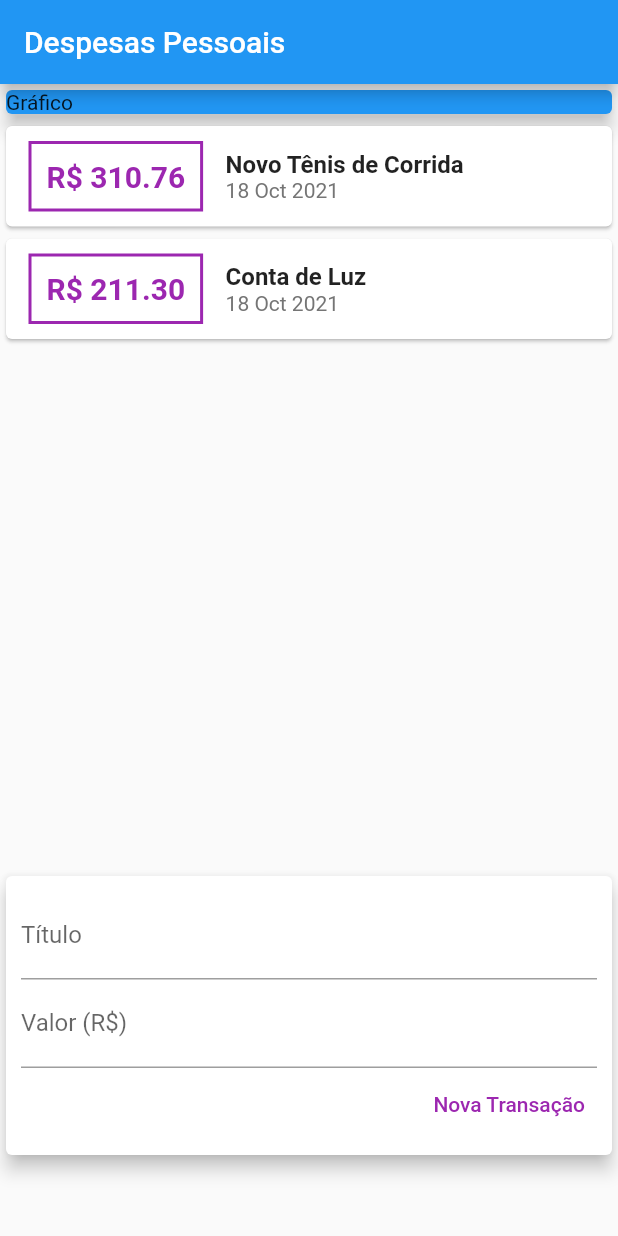
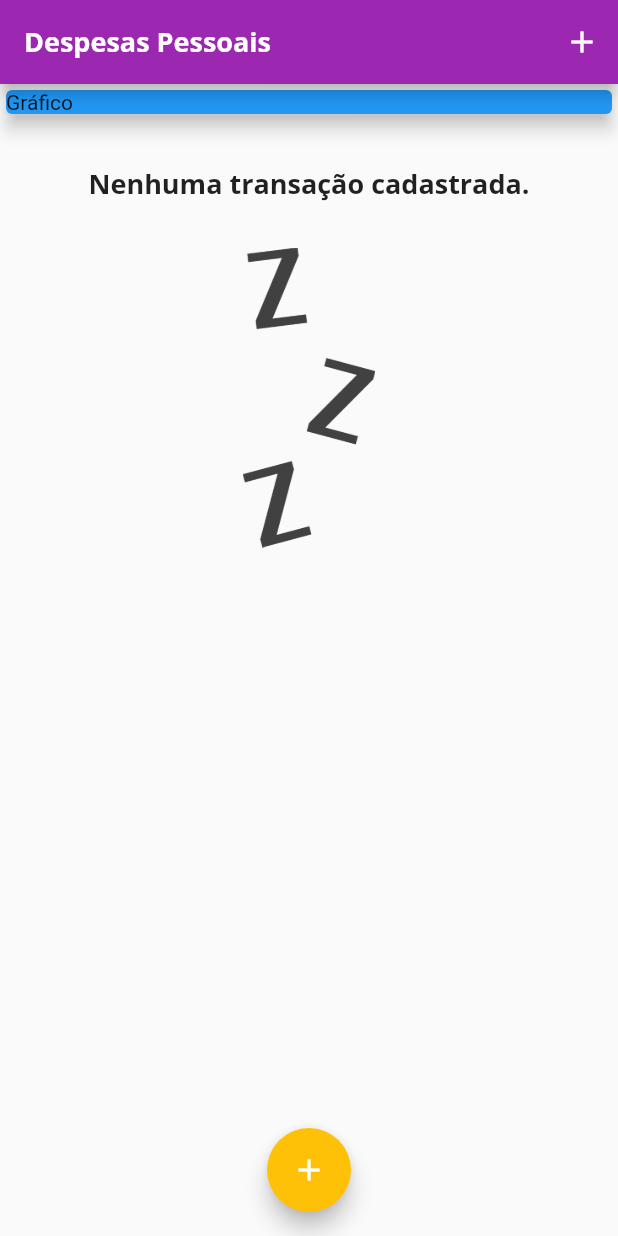
Before and after one commit to PedroPadilhaPortella/Curso_Flutter_Dart_Cod3r, a Flutter app: the screen it shows after launch, on a phone screen of 412 x 824 dp. Run offline on Flutter 3.47's test engine with Material 2 defaults, Android fonts, the phone set to English and light mode, and no system bars.

Commit message:
registrando assets (fonts, images) e implementando lógica

```diff
--- a/expenses/lib/components/transaction_list.dart
+++ b/expenses/lib/components/transaction_list.dart
@@ -11,7 +11,25 @@
   Widget build(BuildContext context) {
     return Container(
       height: 500,
-      child: ListView.builder(
+      child: transactions.isEmpty
+          ? Column(
+              children: <Widget>[
+                SizedBox(height: 30),
+                Text(
+                  "Nenhuma transação cadastrada.",
+                  style: Theme.of(context).textTheme.headline6,
+                ),
+                SizedBox(height: 30),
+                Container(
+                  height: 200,
+                  child: Image.asset(
+                    'assets/images/waiting.png',
+                    fit: BoxFit.cover,
+                  ),
+                )
+              ],
+            )
+          : ListView.builder(
               itemCount: transactions.length,
               itemBuilder: (ctx, index) {
                 final tr = transactions[index];
@@ -25,7 +43,7 @@
                         ),
                         decoration: BoxDecoration(
                           border: Border.all(
-                      color: Colors.purple,
+                            color: Theme.of(context).colorScheme.primary,
                             width: 2,
                           ),
                         ),
@@ -35,19 +53,19 @@
                           style: TextStyle(
                             fontWeight: FontWeight.bold,
                             fontSize: 20,
-                      color: Colors.purple,
+                            color: Theme.of(context).colorScheme.primary,
                           ),
                         ),
                       ),
                       Column(
                         crossAxisAlignment: CrossAxisAlignment.start,
                         children: <Widget>[
-                    Text(
-                      tr.title,
-                      style: TextStyle(
-                        fontSize: 16,
-                        fontWeight: FontWeight.bold,
-                      ),
+                          Text(tr.title,
+                              style: Theme.of(context).textTheme.headline6
+                              // style: TextStyle(
+                              //   fontSize: 16,
+                              //   fontWeight: FontWeight.bold,
+                              // ),
                               ),
                           Text(
                             DateFormat('d MMM y').format(tr.date),
--- a/expenses/lib/components/transaction_user.dart
+++ /dev/null
@@ -1,49 +0,0 @@
-import 'package:flutter/material.dart';
-import 'dart:math';
-import 'transaction_form.dart';
-import 'transaction_list.dart';
-import '../models/transaction.dart';
-
-class TransactionUser extends StatefulWidget {
-  @override
-  _TransactionUserState createState() => _TransactionUserState();
-}
-
-class _TransactionUserState extends State<TransactionUser> {
-  final _transactions = [
-    Transaction(
-      id: 't1',
-      title: 'Novo Tênis de Corrida',
-      value: 310.76,
-      date: DateTime.now(),
-    ),
-    Transaction(
-      id: 't2',
-      title: 'Conta de Luz',
-      value: 211.30,
-      date: DateTime.now(),
-    ),
-  ];
-
-  _addTransaction(String title, double value) {
-    final newTransaction = Transaction(
-        id: Random().nextDouble().toString(),
-        title: title,
-        value: value,
-        date: DateTime.now());
-
-    setState(() {
-      _transactions.add(newTransaction);
-    });
-  }
-
-  @override
-  Widget build(BuildContext context) {
-    return Column(
-      children: <Widget>[
-        TransactionList(_transactions),
-        TransactionForm(_addTransaction),
-      ],
-    );
-  }
-}
--- a/expenses/lib/main.dart
+++ b/expenses/lib/main.dart
@@ -1,5 +1,8 @@
 import 'package:flutter/material.dart';
-import 'package:expenses/components/transaction_user.dart';
+import 'dart:math';
+import 'package:expenses/components/transaction_form.dart';
+import 'components/transaction_list.dart';
+import 'models/transaction.dart';
 
 main() => runApp(ExpensesApp());
 
@@ -8,16 +11,78 @@
   Widget build(BuildContext context) {
     return MaterialApp(
       home: MyHomePage(),
+      theme: ThemeData(
+        colorScheme: ColorScheme.fromSwatch(
+          primarySwatch: Colors.purple,
+        ).copyWith(
+          secondary: Colors.amber,
+        ),
+        fontFamily: 'Quicksand',
+        textTheme: ThemeData.light().textTheme.copyWith(
+              headline6: TextStyle(
+                fontFamily: 'OpenSans',
+                fontSize: 18,
+                fontWeight: FontWeight.bold,
+              ),
+            ),
+      ),
     );
   }
 }
 
-class MyHomePage extends StatelessWidget {
+class MyHomePage extends StatefulWidget {
+  @override
+  State<MyHomePage> createState() => _MyHomePageState();
+}
+
+class _MyHomePageState extends State<MyHomePage> {
+  final List<Transaction> _transactions = [
+    // Transaction(
+    //   id: 't1',
+    //   title: 'Novo Tênis de Corrida',
+    //   value: 310.76,
+    //   date: DateTime.now(),
+    // ),
+    // Transaction(
+    //   id: 't2',
+    //   title: 'Conta de Luz',
+    //   value: 211.30,
+    //   date: DateTime.now(),
+    // ),
+  ];
+
+  _addTransaction(String title, double value) {
+    final newTransaction = Transaction(
+        id: Random().nextDouble().toString(),
+        title: title,
+        value: value,
+        date: DateTime.now());
+
+    setState(() {
+      _transactions.add(newTransaction);
+    });
+
+    Navigator.of(context).pop();
+  }
+
+  _openTransactionFormModal(BuildContext context) {
+    showModalBottomSheet(
+        context: context,
+        builder: (_) {
+          return TransactionForm(_addTransaction);
+        });
+  }
+
   @override
   Widget build(BuildContext context) {
     return Scaffold(
       appBar: AppBar(
         title: Text('Despesas Pessoais'),
+        actions: <Widget>[
+          IconButton(
+              onPressed: () => _openTransactionFormModal(context),
+              icon: Icon(Icons.add))
+        ],
       ),
       body: SingleChildScrollView(
         child: Column(
@@ -31,10 +96,15 @@
                 elevation: 5,
               ),
             ),
-            TransactionUser(),
+            TransactionList(_transactions),
           ],
         ),
       ),
+      floatingActionButton: FloatingActionButton(
+        child: Icon(Icons.add),
+        onPressed: () => _openTransactionFormModal(context),
+      ),
+      floatingActionButtonLocation: FloatingActionButtonLocation.centerFloat,
     );
   }
 }
```
Also changed, not shown: expenses/lib/components/transaction_form.dart (+22 -9 lines), expenses/pubspec.yaml (+13 -14 lines), expenses/assets/fonts/OpenSans-Bold.ttf (added), expenses/assets/fonts/OpenSans-Regular.ttf (added), expenses/assets/fonts/Quicksand-Bold.ttf (added), expenses/assets/fonts/Quicksand-Light.ttf (added), expenses/assets/fonts/Quicksand-Medium.ttf (added), expenses/assets/fonts/Quicksand-Regular.ttf (added), expenses/assets/images/waiting.png (added). Lines whose indentation alone changed are shown as unchanged.
